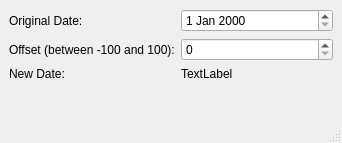
The window that Qt/06_qdate/mainwindow.ui (de-souza/embedded-cpp-training) describes before a commit, drawn with Qt 5.
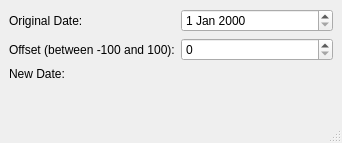
The same window after the commit.

Commit message: Remove default string

Diff of the .ui file:
```diff
--- a/Qt/06_qdate/mainwindow.ui
+++ b/Qt/06_qdate/mainwindow.ui
@@ -45,7 +45,7 @@
     <item row="2" column="1">
      <widget class="QLabel" name="label_result">
       <property name="text">
-       <string>TextLabel</string>
+       <string/>
       </property>
      </widget>
     </item>
```
